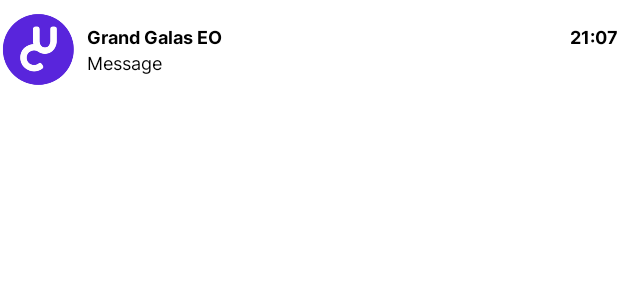
After one commit to Lumos-IL-Massive-Project/lapak-event-mobile-app, an Android app: the layout chatlist_chat_item.xml on its own in the app's theme, with its tools: preview values and no code run, on a phone screen of 412 x 824 dp. The commit adds this screen. Shown: the top 300 px of the screen. Run offline under Robolectric (Android 15) with nearby library versions, the phone set to English and light mode, and no system bars.

Commit message:
create chat list page

```diff
--- a/app/src/main/AndroidManifest.xml
+++ b/app/src/main/AndroidManifest.xml
@@ -15,6 +15,9 @@
         android:supportsRtl="true"
         android:theme="@style/Theme.ConnectUs"
         tools:targetApi="31">
+        <activity
+            android:name=".activities.chatlist.ChatListActivity"
+            android:exported="false" />
         <activity
             android:name=".activities.MainActivity"
             android:exported="false" />
--- /dev/null
+++ b/app/src/main/res/layout/chatlist_chat_item.xml
@@ -0,0 +1,61 @@
+<?xml version="1.0" encoding="utf-8"?>
+<LinearLayout xmlns:android="http://schemas.android.com/apk/res/android"
+    android:id="@+id/chatItem"
+    android:layout_width="match_parent"
+    android:layout_height="wrap_content"
+    android:clickable="true"
+    android:gravity="center"
+    android:orientation="horizontal"
+    android:paddingVertical="8dp">
+
+    <de.hdodenhof.circleimageview.CircleImageView
+        android:id="@+id/ivSenderProfileImageUrl"
+        android:layout_width="50dp"
+        android:layout_height="50dp"
+        android:layout_marginRight="8dp"
+        android:src="@drawable/logo_small" />
+
+    <LinearLayout
+        android:layout_width="fill_parent"
+        android:layout_height="wrap_content"
+        android:orientation="vertical">
+
+        <LinearLayout
+            android:layout_width="fill_parent"
+            android:layout_height="wrap_content"
+            android:orientation="horizontal">
+
+            <TextView
+                android:id="@+id/tvSenderName"
+                android:layout_width="wrap_content"
+                android:layout_height="wrap_content"
+                android:fontFamily="@font/inter_bold"
+                android:text="Grand Galas EO"
+                android:textColor="@color/black"
+                android:textSize="12sp" />
+
+            <View
+                android:layout_width="0dp"
+                android:layout_height="0dp"
+                android:layout_weight="1" />
+
+            <TextView
+                android:id="@+id/tvCreatedAt"
+                android:layout_width="wrap_content"
+                android:layout_height="wrap_content"
+                android:fontFamily="@font/inter_bold"
+                android:text="21:07"
+                android:textColor="@color/black"
+                android:textSize="12sp" />
+        </LinearLayout>
+
+        <TextView
+            android:id="@+id/tvMessage"
+            android:layout_width="match_parent"
+            android:layout_height="wrap_content"
+            android:fontFamily="@font/inter_regular"
+            android:text="Message"
+            android:textColor="@color/black"
+            android:textSize="12sp" />
+    </LinearLayout>
+</LinearLayout>
```
Also changed, not shown: app/src/main/java/com/example/connectus/activities/allcategories/adapter/RecyclerViewCategoryAdapter.kt (+4 -5 lines), app/src/main/java/com/example/connectus/activities/chatlist/ChatListActivity.kt (added, +61 -0 lines), app/src/main/java/com/example/connectus/activities/chatlist/adapter/RecyclerViewChatListAdapter.kt (added, +61 -0 lines), app/src/main/java/com/example/connectus/activities/chatlist/model/ChatData.kt (added, +8 -0 lines), app/src/main/java/com/example/connectus/activities/home/HomeFragment.kt (+9 -7 lines), app/src/main/java/com/example/connectus/utils/datetime.kt (added, +8 -0 lines), app/src/main/res/layout/activity_chat_list.xml (added, +26 -0 lines).
